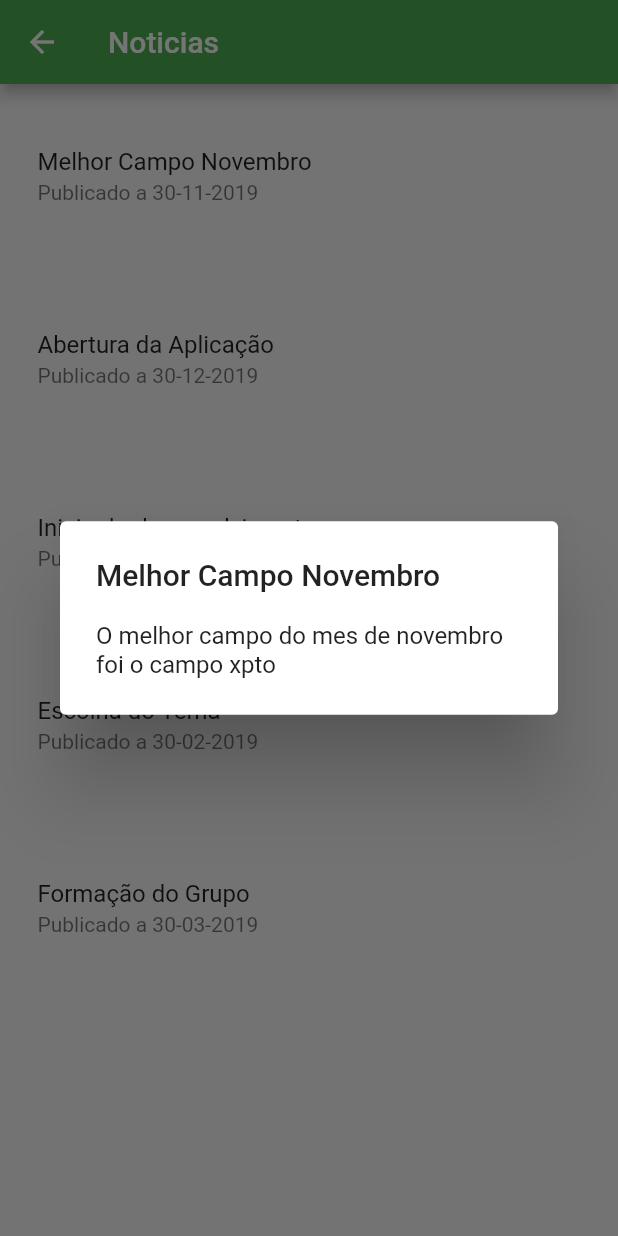
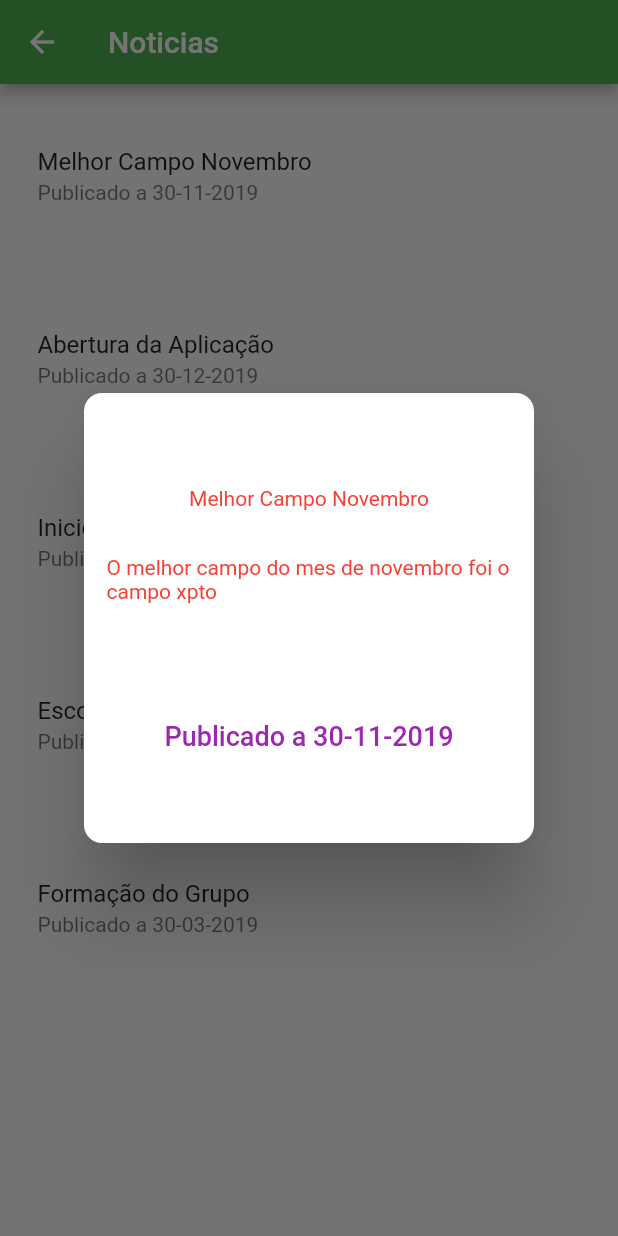
Before and after one commit to Fonseca2570/TEN, a Flutter app: the feed screen opened directly, after a tap on "Melhor Campo Novembro", on a phone screen of 412 x 824 dp. Run offline on Flutter 3.47's test engine with Material 2 defaults, Android fonts, the phone set to English and light mode, and no system bars; our stand-ins replace firebase_auth; accounts and stored records are empty.

Commit message:
Update feed.dart

```diff
--- a/futmm/lib/Pages/Setup/feed.dart
+++ b/futmm/lib/Pages/Setup/feed.dart
@@ -3,6 +3,38 @@ import 'package:flutter/material.dart';
 class feed extends StatefulWidget {
   @override
   _feedState createState() => _feedState();
+}
+Dialog showalert(String title, String texto, String data) {
+  Dialog errorDialog = Dialog(
+    shape: RoundedRectangleBorder(borderRadius: BorderRadius.circular(12.0)),
+    //this right here
+    child: Container(
+      height: 300.0,
+      width: 300.0,
+
+      child: Column(
+        mainAxisAlignment: MainAxisAlignment.center,
+        children: <Widget>[
+          Padding(
+            padding: EdgeInsets.all(15.0),
+            child: Text(title, style: TextStyle(color: Colors.red),),
+          ),
+          Padding(
+            padding: EdgeInsets.all(15.0),
+            child: Text(texto, style: TextStyle(color: Colors.red),),
+          ),
+          Padding(padding: EdgeInsets.only(top: 50.0)),
+          FlatButton(onPressed: () {
+            BuildContext context;
+            Navigator.of(context).pop();
+          },
+              child: Text(data,
+                style: TextStyle(color: Colors.purple, fontSize: 18.0),))
+        ],
+      ),
+    ),
+  );
+  return errorDialog;
 }
 
 class _feedState extends State<feed> {
@@ -23,13 +55,15 @@ class _feedState extends State<feed> {
             title: Text(news[index]),
             subtitle: Text(datas[index]),
             contentPadding: EdgeInsets.all(25.0),
-            onTap: () async {
+            onTap: () async {/*
               showDialog(context: context, child:
                 new AlertDialog(
                   title: new Text(news[index]),
                   content: new Text(noticias[index]),
+
                 )
-              );
+              );*/
+              showDialog(context: context, builder: (BuildContext context) => showalert(news[index], noticias[index], datas[index]));
             },
           );
 
```
